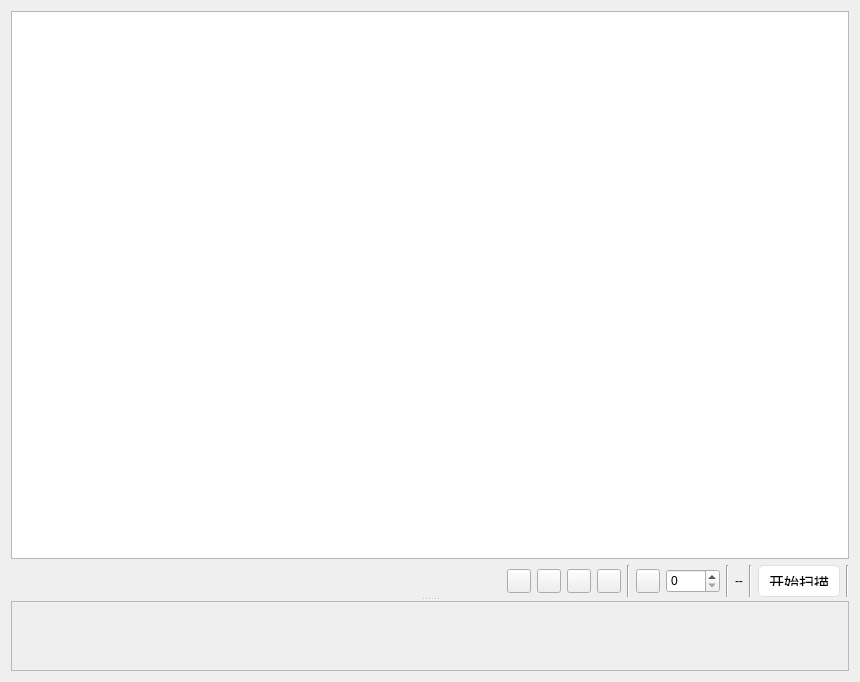
Old version of the form ui/task_frame.ui in the repository izerui/scanrun.
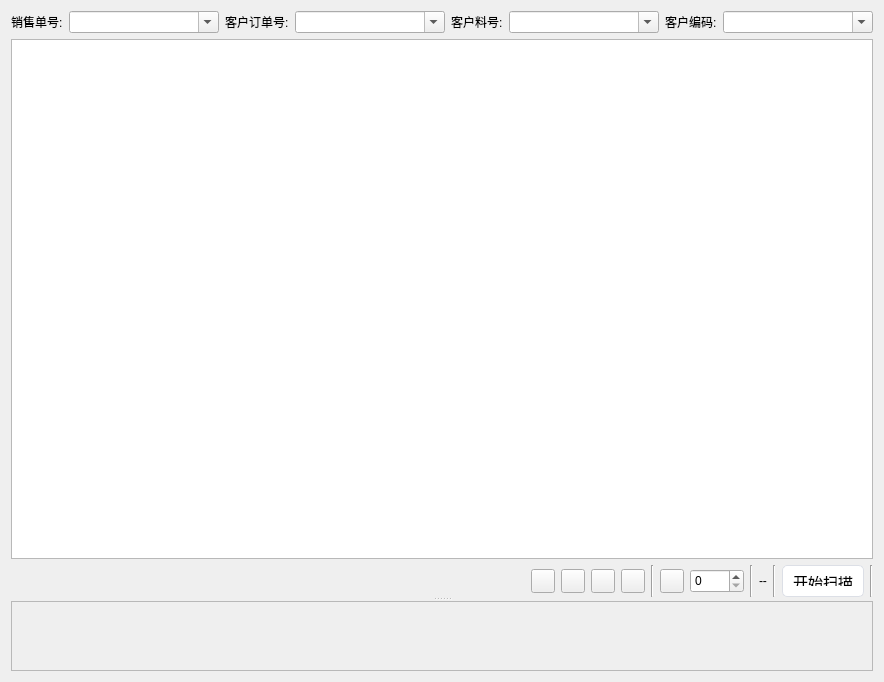
New version of the form. Icons and pictures are not drawn.

Patch:
```diff
--- a/ui/task_frame.ui
+++ b/ui/task_frame.ui
@@ -48,6 +48,153 @@
      </property>
      <widget class="QWidget" name="verticalLayoutWidget">
       <layout class="QVBoxLayout" name="verticalLayout">
+       <item>
+        <layout class="QGridLayout" name="searchLayout">
+         <item row="0" column="3">
+          <widget class="QComboBox" name="comboBox_2">
+           <property name="minimumSize">
+            <size>
+             <width>150</width>
+             <height>0</height>
+            </size>
+           </property>
+           <property name="focusPolicy">
+            <enum>Qt::ClickFocus</enum>
+           </property>
+           <property name="layoutDirection">
+            <enum>Qt::LeftToRight</enum>
+           </property>
+           <property name="editable">
+            <bool>true</bool>
+           </property>
+          </widget>
+         </item>
+         <item row="0" column="4" alignment="Qt::AlignRight">
+          <widget class="QLabel" name="label_03">
+           <property name="maximumSize">
+            <size>
+             <width>120</width>
+             <height>16777215</height>
+            </size>
+           </property>
+           <property name="layoutDirection">
+            <enum>Qt::LeftToRight</enum>
+           </property>
+           <property name="text">
+            <string>客户料号:</string>
+           </property>
+          </widget>
+         </item>
+         <item row="0" column="5">
+          <widget class="QComboBox" name="comboBox_3">
+           <property name="minimumSize">
+            <size>
+             <width>150</width>
+             <height>0</height>
+            </size>
+           </property>
+           <property name="focusPolicy">
+            <enum>Qt::ClickFocus</enum>
+           </property>
+           <property name="layoutDirection">
+            <enum>Qt::LeftToRight</enum>
+           </property>
+           <property name="editable">
+            <bool>true</bool>
+           </property>
+          </widget>
+         </item>
+         <item row="0" column="1">
+          <widget class="QComboBox" name="comboBox_1">
+           <property name="minimumSize">
+            <size>
+             <width>150</width>
+             <height>0</height>
+            </size>
+           </property>
+           <property name="focusPolicy">
+            <enum>Qt::ClickFocus</enum>
+           </property>
+           <property name="layoutDirection">
+            <enum>Qt::LeftToRight</enum>
+           </property>
+           <property name="inputMethodHints">
+            <set>Qt::ImhNone</set>
+           </property>
+           <property name="editable">
+            <bool>true</bool>
+           </property>
+          </widget>
+         </item>
+         <item row="0" column="2" alignment="Qt::AlignRight">
+          <widget class="QLabel" name="label_02">
+           <property name="maximumSize">
+            <size>
+             <width>120</width>
+             <height>16777215</height>
+            </size>
+           </property>
+           <property name="layoutDirection">
+            <enum>Qt::LeftToRight</enum>
+           </property>
+           <property name="text">
+            <string>客户订单号:</string>
+           </property>
+          </widget>
+         </item>
+         <item row="0" column="6" alignment="Qt::AlignRight">
+          <widget class="QLabel" name="label_04">
+           <property name="maximumSize">
+            <size>
+             <width>120</width>
+             <height>16777215</height>
+            </size>
+           </property>
+           <property name="layoutDirection">
+            <enum>Qt::LeftToRight</enum>
+           </property>
+           <property name="text">
+            <string>客户编码:</string>
+           </property>
+          </widget>
+         </item>
+         <item row="0" column="0" alignment="Qt::AlignRight">
+          <widget class="QLabel" name="label_01">
+           <property name="maximumSize">
+            <size>
+             <width>120</width>
+             <height>16777215</height>
+            </size>
+           </property>
+           <property name="layoutDirection">
+            <enum>Qt::LeftToRight</enum>
+           </property>
+           <property name="text">
+            <string>销售单号:</string>
+           </property>
+          </widget>
+         </item>
+         <item row="0" column="7">
+          <widget class="QComboBox" name="comboBox_4">
+           <property name="minimumSize">
+            <size>
+             <width>150</width>
+             <height>0</height>
+            </size>
+           </property>
+           <property name="focusPolicy">
+            <enum>Qt::ClickFocus</enum>
+           </property>
+           <property name="layoutDirection">
+            <enum>Qt::LeftToRight</enum>
+           </property>
+           <property name="editable">
+            <bool>true</bool>
+           </property>
+          </widget>
+         </item>
+        </layout>
+       </item>
        <item>
         <widget class="QTableView" name="tableView">
          <property name="editTriggers">
```
Left out of the diff: 39 changed lines with no effect on the pictures.
